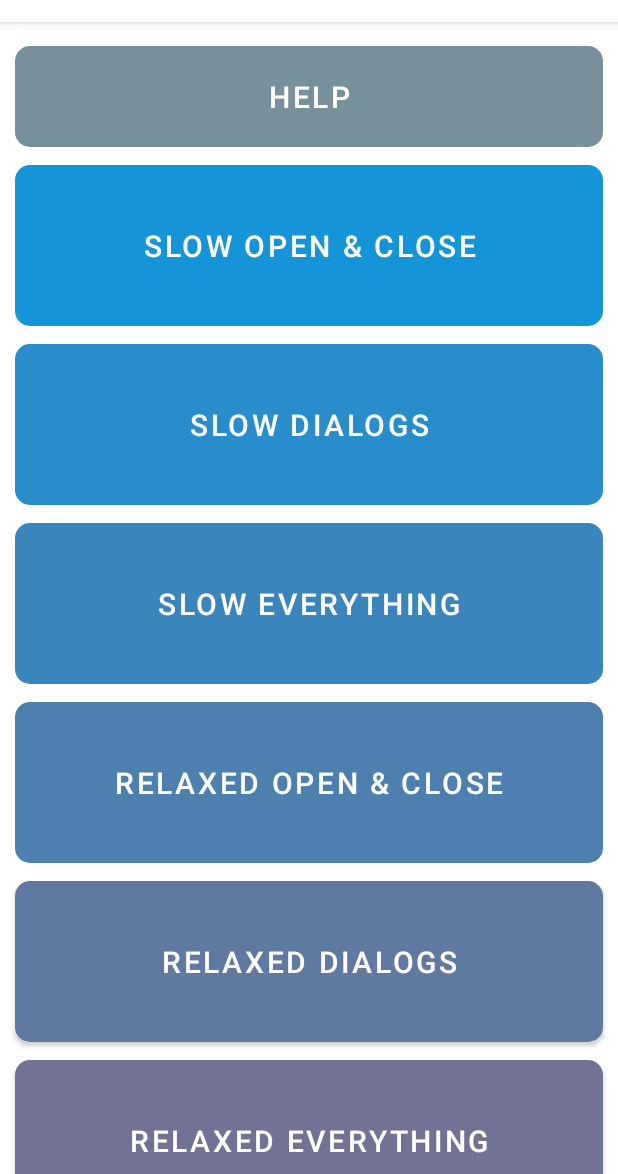
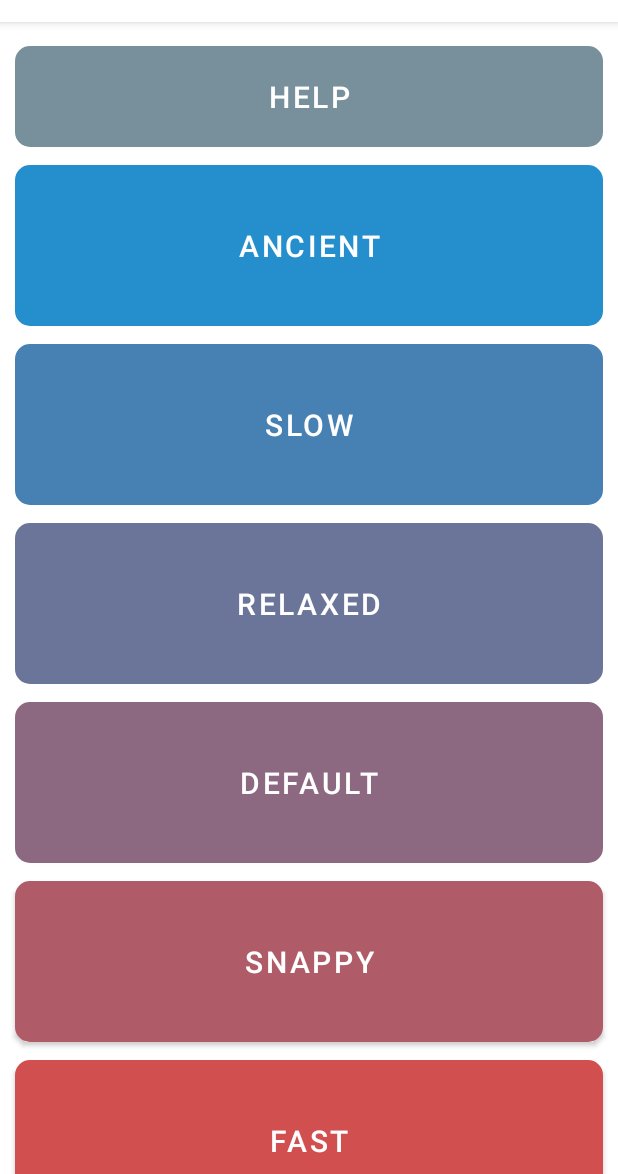
Before and after one commit to tytydraco/Tempo, an Android app: the screen it shows after launch (MainActivity), on a phone screen of 412 x 824 dp, the part 62-1236 px from its top. Run offline under Robolectric (Android 15) with nearby library versions, the phone set to English and light mode, and no system bars.

Commit message:
Simplify buttons
Signed-off-by: tytydraco <tylernij@gmail.com>

```diff
--- a/app/build.gradle
+++ b/app/build.gradle
@@ -10,8 +10,8 @@ android {
         applicationId "com.draco.tempo"
         minSdkVersion 26
         targetSdkVersion 28
-        versionCode 1
-        versionName "1.0"
+        versionCode 2
+        versionName "1.1"
         testInstrumentationRunner "androidx.test.runner.AndroidJUnitRunner"
     }
     buildTypes {
--- a/app/src/main/java/com/draco/tempo/MainActivity.kt
+++ b/app/src/main/java/com/draco/tempo/MainActivity.kt
@@ -20,61 +20,23 @@ class MainActivity : AppCompatActivity() {
 
     private lateinit var help: Button
 
-    private lateinit var slowOpenClose: Button
-    private lateinit var slowDialogs: Button
-    private lateinit var slowEverything: Button
-    private lateinit var relaxedOpenClose: Button
-    private lateinit var relaxedDialogs: Button
-    private lateinit var relaxedEverything: Button
-    private lateinit var defaultEverything: Button
-    private lateinit var snappyOpenClose: Button
-    private lateinit var snappyDialogs: Button
-    private lateinit var snappyEverything: Button
-    private lateinit var instantOpenClose: Button
-    private lateinit var instantDialogs: Button
-    private lateinit var instantEverything: Button
+    private lateinit var ancient: Button
+    private lateinit var slow: Button
+    private lateinit var relaxed: Button
+    private lateinit var default: Button
+    private lateinit var snappy: Button
+    private lateinit var fast: Button
+    private lateinit var instant: Button
 
     /* Window, Transition, Animator */
-    /* Pop-ups, App open, App switcher & app close */
     private val speedValueList = listOf(
-        listOf(1.0, 1.5, 1.5),    /* Slow Open & Close */
-        listOf(1.5, 1.0, 1.0),    /* Slow Dialogs */
-        listOf(1.5, 1.5, 1.5),    /* Slow Everything */
-
-        listOf(1.0, 1.2, 1.2),    /* Relaxed Open & Close */
-        listOf(1.2, 1.0, 1.0),    /* Relaxed Dialogs */
-        listOf(1.2, 1.2, 1.2),    /* Relaxed Everything */
-
-        listOf(1.0, 1.0, 1.0),    /* Default Everything */
-
-        listOf(1.0, 0.7, 0.7),    /* Snappy Open & Close */
-        listOf(0.5, 1.0, 1.0),    /* Snappy Dialogs */
-        listOf(0.5, 0.7, 0.7),    /* Snappy Everything */
-
-        listOf(1.0, 0.0, 0.0),    /* Instant Open & Close */
-        listOf(0.0, 1.0, 1.0),    /* Instant Dialogs */
-        listOf(0.0, 0.0, 0.0)     /* Instant Everything */
-    )
-
-    /* Speed that the button animation will scale by */
-    private val animSpeedValueList = listOf(
-        1.5,    /* Slow Open & Close */
-        1.5,    /* Slow Dialogs */
-        1.5,    /* Slow Everything */
-
-        1.2,    /* Relaxed Open & Close */
-        1.2,    /* Relaxed Dialogs */
-        1.2,    /* Relaxed Everything */
-
-        1.0,    /* Default Everything */
-
-        0.7,    /* Snappy Open & Close */
-        0.7,    /* Snappy Dialogs */
-        0.7,    /* Snappy Everything */
-
-        0.0,    /* Instant Open & Close */
-        0.0,    /* Instant Dialogs */
-        0.0     /* Instant Everything */
+        2.0,
+        1.5,
+        1.2,
+        1.0,
+        0.7,
+        0.5,
+        0.0
     )
 
     private lateinit var speedButtonList: List<Button>
@@ -91,23 +53,23 @@ class MainActivity : AppCompatActivity() {
         return Color.rgb(r.toInt(), g.toInt(), b.toInt())
     }
 
-    private fun setAnimationSpeed(scales: List<Double>) {
+    private fun setAnimationSpeed(scale: Double) {
         Settings.Global.putFloat(
             contentResolver,
             Settings.Global.WINDOW_ANIMATION_SCALE,
-            scales[0].toFloat()
+            scale.toFloat()
         )
 
         Settings.Global.putFloat(
             contentResolver,
             Settings.Global.TRANSITION_ANIMATION_SCALE,
-            scales[1].toFloat()
+            scale.toFloat()
         )
 
         Settings.Global.putFloat(
             contentResolver,
             Settings.Global.ANIMATOR_DURATION_SCALE,
-            scales[2].toFloat()
+            scale.toFloat()
         )
     }
 
@@ -134,7 +96,7 @@ class MainActivity : AppCompatActivity() {
                 /* Start animation if stopped playing or does not exist */
                 if (button.animation == null || button.animation.hasEnded()) {
                     val shakeAnim = AnimationUtils.loadAnimation(this, R.anim.shake)
-                    shakeAnim.scaleCurrentDuration(animSpeedValueList[i].toFloat())
+                    shakeAnim.scaleCurrentDuration(speedValueList[i].toFloat())
 
                     button.startAnimation(shakeAnim)
                 }
@@ -145,34 +107,22 @@ class MainActivity : AppCompatActivity() {
     private fun initializeUI() {
         help = findViewById(R.id.help)
 
-        slowOpenClose = findViewById(R.id.slow_open_close)
-        slowDialogs = findViewById(R.id.slow_dialogs)
-        slowEverything = findViewById(R.id.slow_everything)
-        relaxedOpenClose = findViewById(R.id.relaxed_open_close)
-        relaxedDialogs = findViewById(R.id.relaxed_dialogs)
-        relaxedEverything = findViewById(R.id.relaxed_everything)
-        defaultEverything = findViewById(R.id.default_everything)
-        snappyOpenClose = findViewById(R.id.snappy_open_close)
-        snappyDialogs = findViewById(R.id.snappy_dialogs)
-        snappyEverything = findViewById(R.id.snappy_everything)
-        instantOpenClose = findViewById(R.id.instant_open_close)
-        instantDialogs = findViewById(R.id.instant_dialogs)
-        instantEverything = findViewById(R.id.instant_everything)
+        ancient = findViewById(R.id.ancient)
+        slow = findViewById(R.id.slow)
+        relaxed = findViewById(R.id.relaxed)
+        default = findViewById(R.id.default_speed)
+        snappy = findViewById(R.id.snappy)
+        fast = findViewById(R.id.fast)
+        instant  = findViewById(R.id.instant)
 
         speedButtonList = listOf(
-            slowOpenClose,
-            slowDialogs,
-            slowEverything,
-            relaxedOpenClose,
-            relaxedDialogs,
-            relaxedEverything,
-            defaultEverything,
-            snappyOpenClose,
-            snappyDialogs,
-            snappyEverything,
-            instantOpenClose,
-            instantDialogs,
-            instantEverything
+            ancient,
+            slow,
+            relaxed,
+            default,
+            snappy,
+            fast,
+            instant
         )
 
         setupButtons()
--- a/app/src/main/res/layout/activity_main.xml
+++ b/app/src/main/res/layout/activity_main.xml
@@ -24,92 +24,50 @@
 
         <com.google.android.material.button.MaterialButton
             style="@style/ButtonTheme"
-            android:id="@+id/slow_open_close"
-            android:text="@string/slow_open_close"
+            android:id="@+id/ancient"
+            android:text="@string/ancient"
             android:layout_width="match_parent"
             android:layout_height="wrap_content" />
 
         <com.google.android.material.button.MaterialButton
             style="@style/ButtonTheme"
-            android:id="@+id/slow_dialogs"
-            android:text="@string/slow_dialogs"
+            android:id="@+id/slow"
+            android:text="@string/slow"
             android:layout_width="match_parent"
             android:layout_height="wrap_content" />
 
         <com.google.android.material.button.MaterialButton
             style="@style/ButtonTheme"
-            android:id="@+id/slow_everything"
-            android:text="@string/slow_everything"
+            android:id="@+id/relaxed"
+            android:text="@string/relaxed"
             android:layout_width="match_parent"
             android:layout_height="wrap_content" />
 
         <com.google.android.material.button.MaterialButton
             style="@style/ButtonTheme"
-            android:id="@+id/relaxed_open_close"
-            android:text="@string/relaxed_open_close"
+            android:id="@+id/default_speed"
+            android:text="@string/default_speed"
             android:layout_width="match_parent"
             android:layout_height="wrap_content" />
 
         <com.google.android.material.button.MaterialButton
             style="@style/ButtonTheme"
-            android:id="@+id/relaxed_dialogs"
-            android:text="@string/relaxed_dialogs"
+            android:id="@+id/snappy"
+            android:text="@string/snappy"
             android:layout_width="match_parent"
             android:layout_height="wrap_content" />
 
         <com.google.android.material.button.MaterialButton
             style="@style/ButtonTheme"
-            android:id="@+id/relaxed_everything"
-            android:text="@string/relaxed_everything"
+            android:id="@+id/fast"
+            android:text="@string/fast"
             android:layout_width="match_parent"
             android:layout_height="wrap_content" />
 
         <com.google.android.material.button.MaterialButton
             style="@style/ButtonTheme"
-            android:id="@+id/default_everything"
-            android:text="@string/default_everything"
-            android:layout_width="match_parent"
-            android:layout_height="wrap_content" />
-
-        <com.google.android.material.button.MaterialButton
-            style="@style/ButtonTheme"
-            android:id="@+id/snappy_open_close"
-            android:text="@string/snappy_open_close"
-            android:layout_width="match_parent"
-            android:layout_height="wrap_content" />
-
-        <com.google.android.material.button.MaterialButton
-            style="@style/ButtonTheme"
-            android:id="@+id/snappy_dialogs"
-            android:text="@string/snappy_dialogs"
-            android:layout_width="match_parent"
-            android:layout_height="wrap_content" />
-
-        <com.google.android.material.button.MaterialButton
-            style="@style/ButtonTheme"
-            android:id="@+id/snappy_everything"
-            android:text="@string/snappy_everything"
-            android:layout_width="match_parent"
-            android:layout_height="wrap_content" />
-
-        <com.google.android.material.button.MaterialButton
-            style="@style/ButtonTheme"
-            android:id="@+id/instant_open_close"
-            android:text="@string/instant_open_close"
-            android:layout_width="match_parent"
-            android:layout_height="wrap_content" />
-
-        <com.google.android.material.button.MaterialButton
-            style="@style/ButtonTheme"
-            android:id="@+id/instant_dialogs"
-            android:text="@string/instant_dialogs"
-            android:layout_width="match_parent"
-            android:layout_height="wrap_content" />
-
-        <com.google.android.material.button.MaterialButton
-            style="@style/ButtonTheme"
-            android:id="@+id/instant_everything"
-            android:text="@string/instant_everything"
+            android:id="@+id/instant"
+            android:text="@string/instant"
             android:layout_width="match_parent"
             android:layout_height="wrap_content" />
 
--- a/app/src/main/res/values/strings.xml
+++ b/app/src/main/res/values/strings.xml
@@ -3,23 +3,13 @@
 
     <string name="help">Help</string>
 
-    <string name="slow_open_close">Slow Open &amp; Close</string>
-    <string name="slow_dialogs">Slow Dialogs</string>
-    <string name="slow_everything">Slow Everything</string>
-
-    <string name="relaxed_open_close">Relaxed Open &amp; Close</string>
-    <string name="relaxed_dialogs">Relaxed Dialogs</string>
-    <string name="relaxed_everything">Relaxed Everything</string>
-
-    <string name="default_everything">Default</string>
-
-    <string name="snappy_open_close">Snappy Open &amp; Close</string>
-    <string name="snappy_dialogs">Snappy Dialogs</string>
-    <string name="snappy_everything">Snappy Everything</string>
-
-    <string name="instant_open_close">Instant Open &amp; Close</string>
-    <string name="instant_dialogs">Instant Dialogs</string>
-    <string name="instant_everything">Instant Everything</string>
+    <string name="ancient">Ancient</string>
+    <string name="slow">Slow</string>
+    <string name="relaxed">Relaxed</string>
+    <string name="default_speed">Default</string>
+    <string name="snappy">Snappy</string>
+    <string name="fast">Fast</string>
+    <string name="instant">Instant</string>
 
     <string name="adb_tutorial">
 "This app needs a special permission to set your device animation scales that can only be granted using a computer. This is a one time procedure.
```
